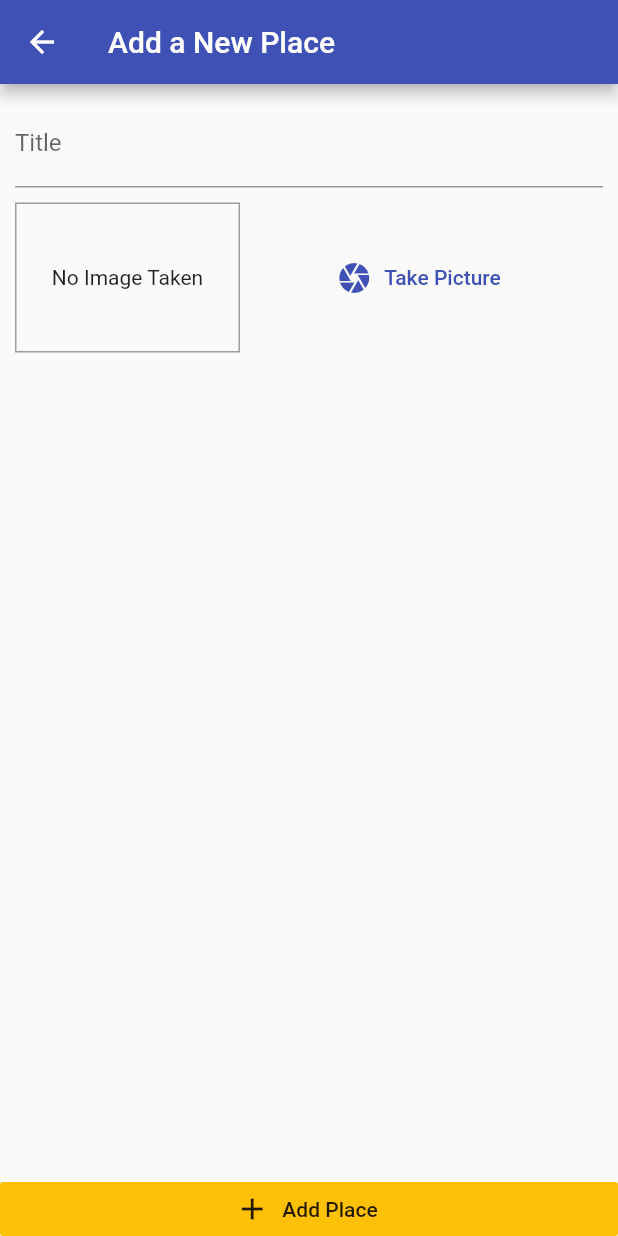
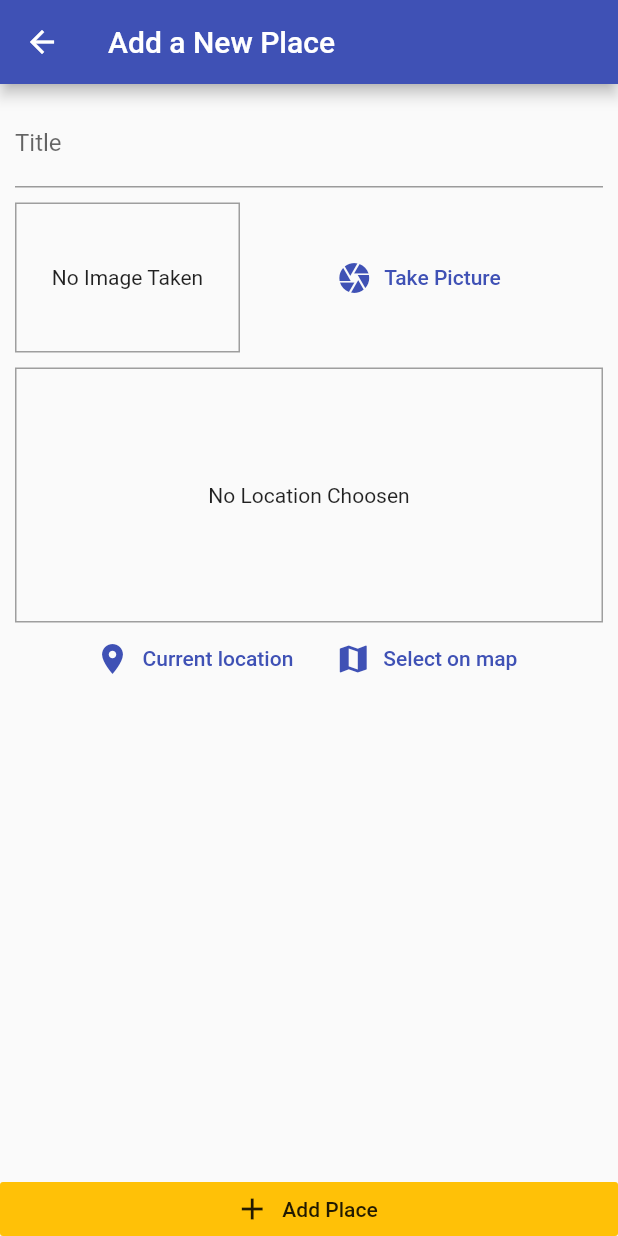
Before and after one commit to priyanshuvishnoi/great_places_app, a Flutter app: the screen it shows after launch, after a tap on the "add" icon, on a phone screen of 412 x 824 dp. Run offline on Flutter 3.47's test engine with Material 2 defaults, Android fonts, the phone set to English and light mode, and no system bars; our stand-ins replace image_picker, location, sqflite; accounts and stored records are empty.

```diff
--- /dev/null
+++ b/lib/helpers/db_helper.dart
@@ -0,0 +1,28 @@
+import 'package:sqflite/sqflite.dart' as sql;
+import 'package:path/path.dart' as path;
+
+class DBHelper {
+  static Future<sql.Database> database() async {
+    final dbPath = await sql.getDatabasesPath();
+    return sql.openDatabase(path.join(dbPath, 'user_places.db'),
+        onCreate: (db, version) {
+      return db.execute(
+        'CREATE TABLE places(id TEXT PRIMARY KEY, title TEXT,image TEXT)',
+      );
+    }, version: 1);
+  }
+
+  static Future<void> insert(String table, Map<String, Object> data) async {
+    final db = await DBHelper.database();
+    db.insert(
+      table,
+      data,
+      conflictAlgorithm: sql.ConflictAlgorithm.replace,
+    );
+  }
+
+  static Future<List<Map<String, Object>>> getData(String table) async {
+    final db = await DBHelper.database();
+    return db.query(table);
+  }
+}
--- /dev/null
+++ b/lib/helpers/location_helper.dart
@@ -0,0 +1,7 @@
+import '../keys.dart';
+
+class LocationHelper {
+  static String generateLocationPreview({double latitude, double longitude}) {
+    return 'https://maps.googleapis.com/maps/api/staticmap?center=$latitude,$longitude&zoom=15&size=600x300&maptype=roadmap&markers=color:red%7Clabel:A%7C$latitude,$longitude&key=$GOOGLE_API_KEY';
+  }
+}
--- a/lib/providers/great_places.dart
+++ b/lib/providers/great_places.dart
@@ -1,5 +1,8 @@
+import 'dart:io';
+
 import 'package:flutter/foundation.dart';
 import '../models/place.dart';
+import '../helpers/db_helper.dart';
 
 class GreatPlaces with ChangeNotifier {
   List<Place> _items = [];
@@ -7,4 +10,36 @@ class GreatPlaces with ChangeNotifier {
   List<Place> get items {
     return [..._items];
   }
+
+  void addPlace(String title, File image) {
+    final newPlace = Place(
+      id: DateTime.now().toString(),
+      title: title,
+      image: image,
+      location: null,
+    );
+    _items.add(newPlace);
+    notifyListeners();
+    DBHelper.insert('places', {
+      'id': newPlace.id,
+      'title': newPlace.title,
+      'image': newPlace.image.path,
+      // 'location': newPlace.location,
+    });
+  }
+
+  Future<void> fetchAndSetPlaces() async {
+    final dataList = await DBHelper.getData('places');
+    _items = dataList
+        .map(
+          (item) => Place(
+            id: item['id'],
+            title: item['title'],
+            image: File(item['image']),
+            location: null,
+          ),
+        )
+        .toList();
+    notifyListeners();
+  }
 }
--- a/lib/screens/add_place_screen.dart
+++ b/lib/screens/add_place_screen.dart
@@ -1,5 +1,10 @@
+import 'dart:io';
+
 import 'package:flutter/material.dart';
+import 'package:provider/provider.dart';
+import '../providers/great_places.dart';
 import '../widgets/image_input.dart';
+import '../widgets/location_input.dart';
 
 class AddPlaceScreen extends StatefulWidget {
   static const routeName = "/add-place";
@@ -9,6 +14,22 @@ class AddPlaceScreen extends StatefulWidget {
 
 class _AddPlaceScreenState extends State<AddPlaceScreen> {
   final _titleController = TextEditingController();
+  File _pickedImage;
+
+  void _selectImage(File pickedImage) {
+    _pickedImage = pickedImage;
+  }
+
+  void _savePlace() {
+    if (_titleController.text.isEmpty || _pickedImage == null) {
+      return;
+    }
+    Provider.of<GreatPlaces>(context, listen: false).addPlace(
+      _titleController.text,
+      _pickedImage,
+    );
+    Navigator.of(context).pop();
+  }
 
   @override
   Widget build(BuildContext context) {
@@ -33,14 +54,16 @@ class _AddPlaceScreenState extends State<AddPlaceScreen> {
                       ),
                     ),
                     SizedBox(height: 10),
-                    ImageInput(),
+                    ImageInput(_selectImage),
+                    SizedBox(height: 10),
+                    LocationInput(),
                   ],
                 ),
               ),
             ),
           ),
           RaisedButton.icon(
-            onPressed: () {},
+            onPressed: _savePlace,
             icon: Icon(Icons.add),
             label: Text('Add Place'),
             elevation: 0,
--- a/lib/screens/places_list_screen.dart
+++ b/lib/screens/places_list_screen.dart
@@ -1,4 +1,6 @@
 import 'package:flutter/material.dart';
+import 'package:provider/provider.dart';
+import '../providers/great_places.dart';
 import './add_place_screen.dart';
 
 class PlacesListScreen extends StatelessWidget {
@@ -16,8 +18,36 @@ class PlacesListScreen extends StatelessWidget {
           )
         ],
       ),
-      body: Center(
-        child: CircularProgressIndicator(),
+      body: Padding(
+        padding: const EdgeInsets.all(10.0),
+        child: FutureBuilder(
+          future: Provider.of<GreatPlaces>(context, listen: false)
+              .fetchAndSetPlaces(),
+          builder: (ctx, snapshot) =>
+              snapshot.connectionState == ConnectionState.waiting
+                  ? Center(
+                      child: CircularProgressIndicator(),
+                    )
+                  : Consumer<GreatPlaces>(
+                      child: Center(
+                        child: Text('Got no places yet, start by adding some!'),
+                      ),
+                      builder: (ctx, greatPlaces, child) =>
+                          greatPlaces.items.length <= 0
+                              ? child
+                              : ListView.builder(
+                                  itemCount: greatPlaces.items.length,
+                                  itemBuilder: (ctx, i) => ListTile(
+                                    leading: CircleAvatar(
+                                      backgroundImage:
+                                          FileImage(greatPlaces.items[i].image),
+                                    ),
+                                    title: Text(greatPlaces.items[i].title),
+                                    onTap: () {},
+                                  ),
+                                ),
+                    ),
+        ),
       ),
     );
   }
--- a/lib/widgets/image_input.dart
+++ b/lib/widgets/image_input.dart
@@ -5,6 +5,10 @@ import 'package:path/path.dart' as path;
 import 'package:path_provider/path_provider.dart' as syspath;
 
 class ImageInput extends StatefulWidget {
+  final Function onSelectImage;
+
+  ImageInput(this.onSelectImage);
+
   @override
   _ImageInputState createState() => _ImageInputState();
 }
@@ -18,6 +22,9 @@ class _ImageInputState extends State<ImageInput> {
       source: ImageSource.camera,
       maxWidth: 600,
     );
+    if (imageFile == null) {
+      return;
+    }
     setState(() {
       _storedImage = File(imageFile.path);
     });
@@ -25,6 +32,7 @@ class _ImageInputState extends State<ImageInput> {
     final fileName = path.basename(imageFile.path);
     final savedImage =
         await File(imageFile.path).copy('${appDir.path}/$fileName');
+    widget.onSelectImage(savedImage);
   }
 
   @override
--- /dev/null
+++ b/lib/widgets/location_input.dart
@@ -0,0 +1,66 @@
+import 'package:flutter/material.dart';
+import 'package:location/location.dart';
+import '../helpers/location_helper.dart';
+
+class LocationInput extends StatefulWidget {
+  @override
+  _LocationInputState createState() => _LocationInputState();
+}
+
+class _LocationInputState extends State<LocationInput> {
+  String _previewImageUrl;
+
+  Future<void> _getCurrentUserLocation() async {
+    final locData = await Location().getLocation();
+    final url = LocationHelper.generateLocationPreview(
+        latitude: locData.latitude, longitude: locData.longitude);
+    setState(() {
+      _previewImageUrl = url;
+    });
+  }
+
+  @override
+  Widget build(BuildContext context) {
+    return Column(
+      children: [
+        Container(
+          height: 170,
+          width: double.infinity,
+          alignment: Alignment.center,
+          decoration: BoxDecoration(
+            border: Border.all(
+              width: 1,
+              color: Colors.grey,
+            ),
+          ),
+          child: _previewImageUrl == null
+              ? Text(
+                  'No Location Choosen',
+                  textAlign: TextAlign.center,
+                )
+              : Image.network(
+                  _previewImageUrl,
+                  fit: BoxFit.cover,
+                ),
+        ),
+        Row(
+          mainAxisAlignment: MainAxisAlignment.center,
+          children: [
+            FlatButton.icon(
+              icon: Icon(Icons.location_on),
+              label: Text('Current location'),
+              textColor: Theme.of(context).primaryColor,
+              onPressed: _getCurrentUserLocation,
+            ),
+            FlatButton.icon(
+              icon: Icon(Icons.map),
+              label: Text('Select on map'),
+              textColor: Theme.of(context).primaryColor,
+              onPressed: _getCurrentUserLocation,
+            ),
+          ],
+        ),
+      ],
+    );
+  }
+}
--- a/pubspec.yaml
+++ b/pubspec.yaml
@@ -25,9 +25,11 @@ dependencies:
     sdk: flutter
   cupertino_icons: ^1.0.0
   image_picker: ^0.7.4
+  location: ^4.1.1
   path: ^1.8.0
   path_provider: ^2.0.1
   provider: ^5.0.0
+  sqflite: ^2.0.0+3
 
 dev_dependencies:
   flutter_test:
```
Also changed, not shown: pubspec.lock, 2 other files.
